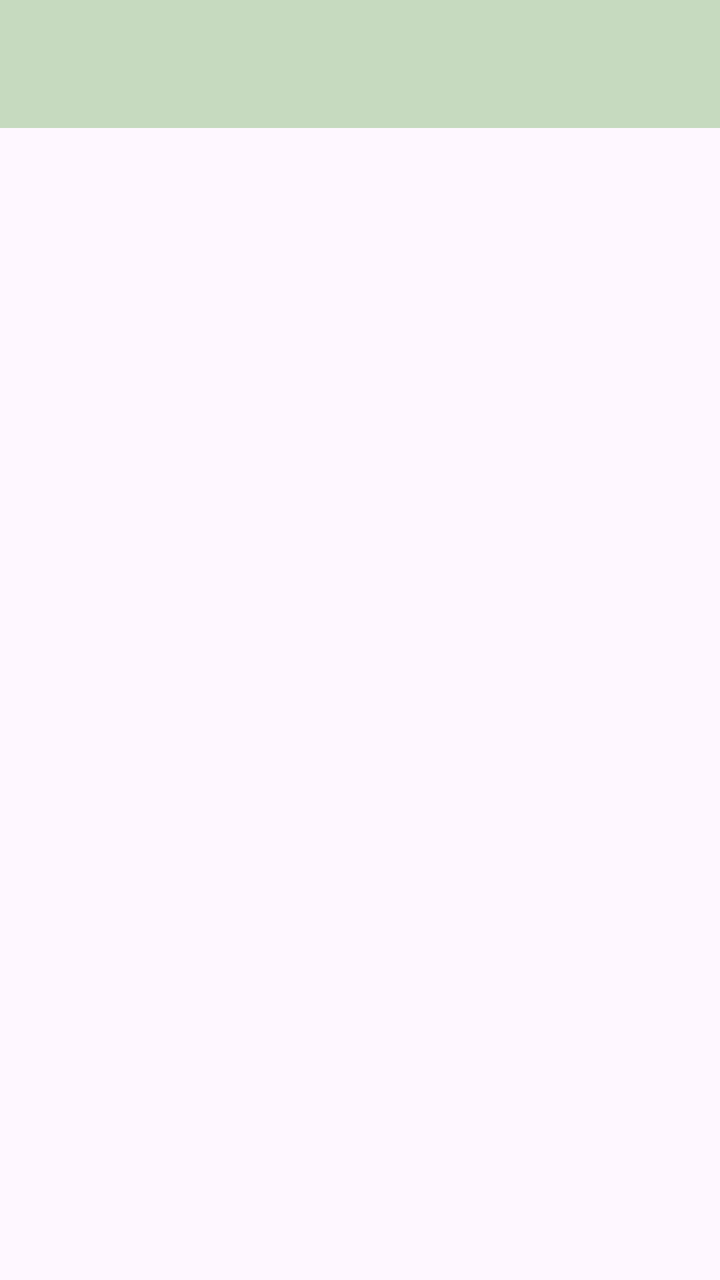
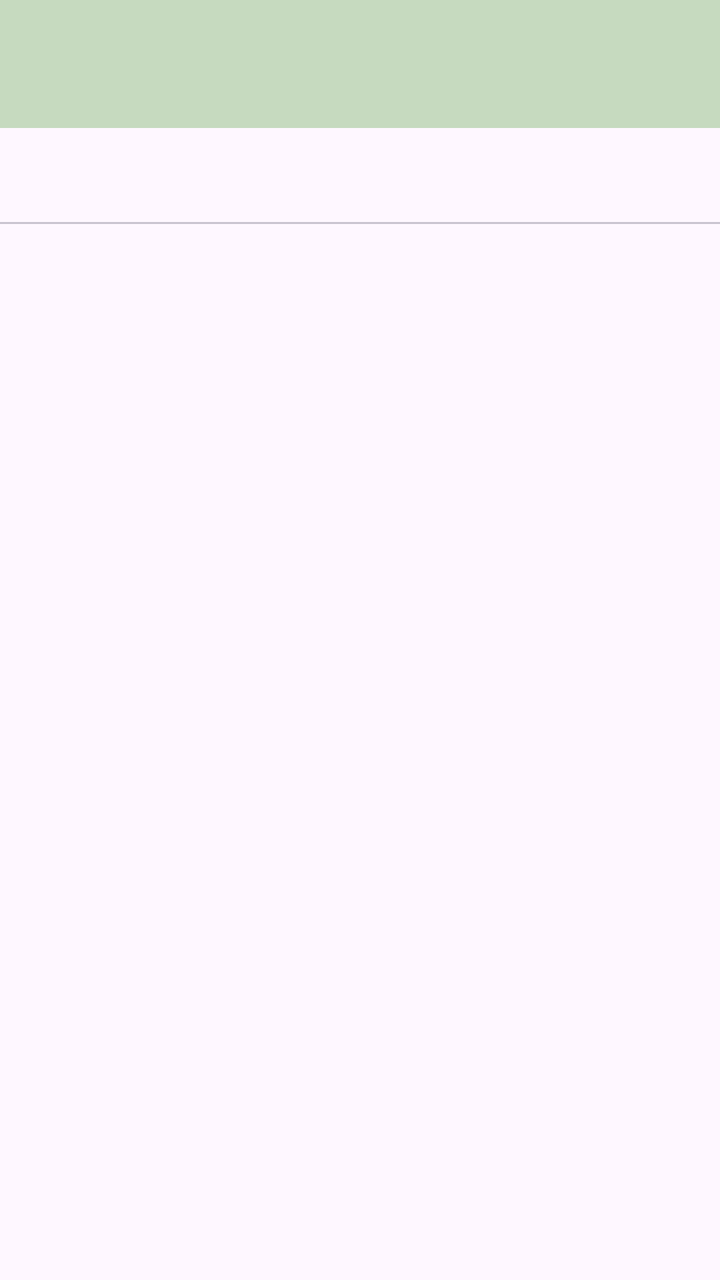

Screens rendered from an Android XML layout before and after an edit, with the pre-edit source and the edit as a unified diff.
<!-- AndroidManifest.xml: application theme Theme.Sherine_TIA -->
<!-- res/layout/activity_tenth.xml -->
<?xml version="1.0" encoding="utf-8"?>
<androidx.constraintlayout.widget.ConstraintLayout xmlns:android="http://schemas.android.com/apk/res/android"
    xmlns:app="http://schemas.android.com/apk/res-auto"
    xmlns:tools="http://schemas.android.com/tools"
    android:id="@+id/main"
    android:layout_width="match_parent"
    android:layout_height="match_parent"
    tools:context=".P10.TenthActivity">

    <androidx.appcompat.widget.Toolbar
        android:id="@+id/toolbar"
        android:layout_width="match_parent"
        android:layout_height="?attr/actionBarSize"
        android:background="@color/lightGreen"
        app:layout_constraintBottom_toBottomOf="parent"
        app:layout_constraintEnd_toEndOf="parent"
        app:layout_constraintHorizontal_bias="0.0"
        app:layout_constraintStart_toStartOf="parent"
        app:layout_constraintTop_toTopOf="parent"
        app:layout_constraintVertical_bias="0.0"
        app:layout_scrollFlags="scroll|enterAlways" />
</androidx.constraintlayout.widget.ConstraintLayout>
<!-- resources referenced by this layout -->
<resources>
  <color name="lightGreen">#C6DABF</color>
  <style name="Theme.Sherine_TIA" parent="Base.Theme.Sherine_TIA" />
  <style name="Base.Theme.Sherine_TIA" parent="Theme.Material3.DayNight.NoActionBar">
          
          
      </style>
</resources>

<!-- the commit's change to res/layout/activity_tenth.xml (unified diff, before → after) -->
@@ -19,4 +19,25 @@
         app:layout_constraintTop_toTopOf="parent"
         app:layout_constraintVertical_bias="0.0"
         app:layout_scrollFlags="scroll|enterAlways" />
+
+    <com.google.android.material.tabs.TabLayout
+        android:id="@+id/tab_layout"
+        android:layout_width="0dp"
+        android:layout_height="wrap_content"
+        app:tabIconTint="@color/black"
+        app:tabSelectedTextColor="@color/button"
+        app:tabIndicatorColor="@color/blue"
+        app:tabIndicatorAnimationMode="elastic"
+        app:layout_constraintEnd_toEndOf="parent"
+        app:layout_constraintStart_toStartOf="parent"
+        app:layout_constraintTop_toBottomOf="@+id/toolbar" />
+
+    <androidx.viewpager2.widget.ViewPager2
+        android:id="@+id/view_pager"
+        android:layout_width="0dp"
+        android:layout_height="0dp"
+        app:layout_constraintBottom_toBottomOf="parent"
+        app:layout_constraintEnd_toEndOf="parent"
+        app:layout_constraintStart_toStartOf="parent"
+        app:layout_constraintTop_toBottomOf="@id/tab_layout" />
 </androidx.constraintlayout.widget.ConstraintLayout>
<!-- resource entries referenced after the edit -->
@@ -1,5 +1,8 @@
 <!-- resources referenced by this layout -->
 <resources>
+  <color name="black">#FF000000</color>
+  <color name="blue">#114B5F</color>
+  <color name="button">#747B4F</color>
   <color name="lightGreen">#C6DABF</color>
   <style name="Theme.Sherine_TIA" parent="Base.Theme.Sherine_TIA" />
   <style name="Base.Theme.Sherine_TIA" parent="Theme.Material3.DayNight.NoActionBar">
